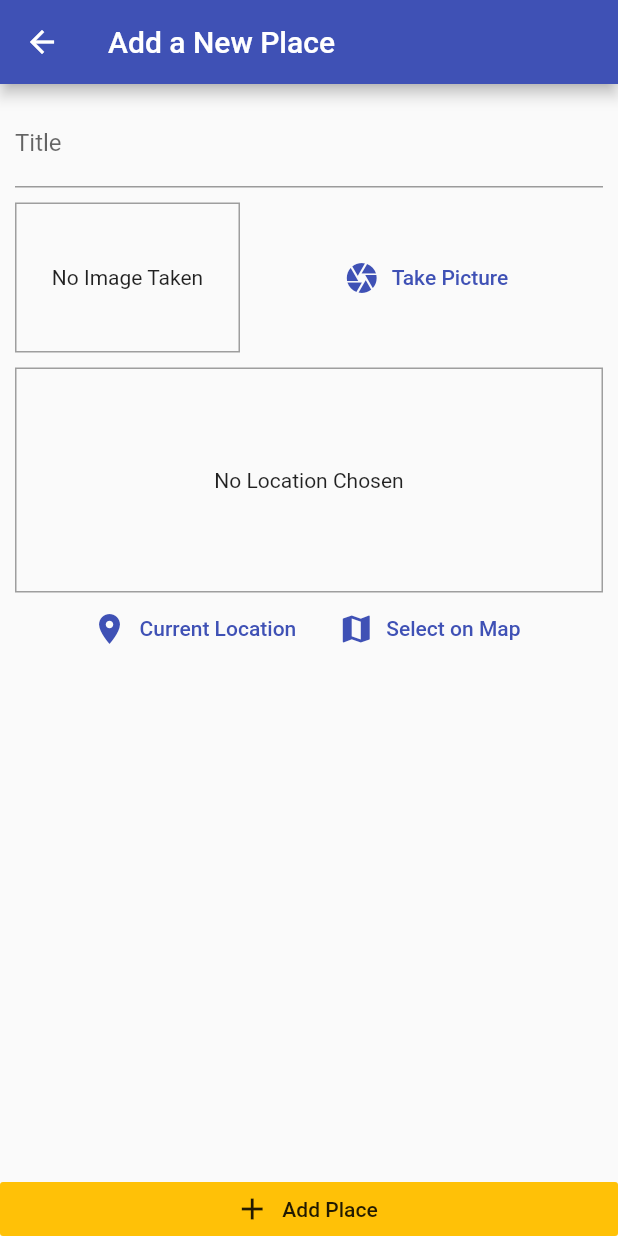
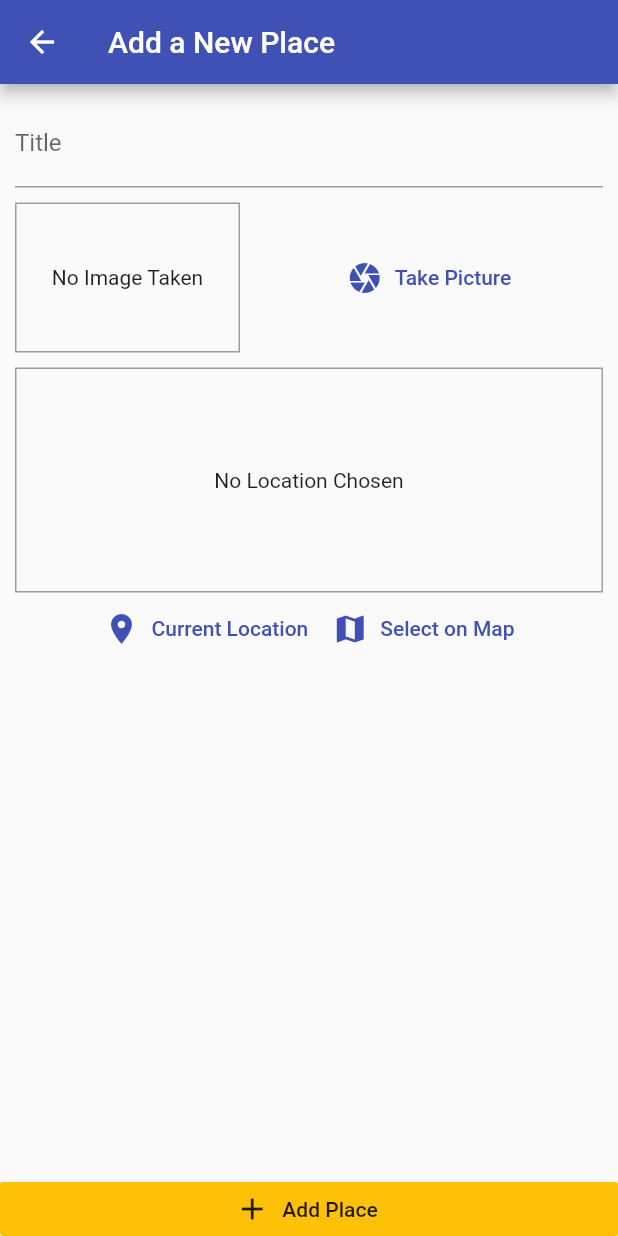
Before and after one commit to longdx304/travel_memories, a Flutter app: the AddPlaceScreen screen opened by its route, on a phone screen of 412 x 824 dp. Run offline on Flutter 3.47's test engine with Material 2 defaults, Android fonts, the phone set to English and light mode, and no system bars; our stand-ins replace image_picker, sqflite; accounts and stored records are empty.

Commit message:
refactor code to use TextButton instead of deprecated FlatButton

```diff
--- a/lib/widgets/image_input.dart
+++ b/lib/widgets/image_input.dart
@@ -61,11 +61,10 @@ class _ImageInputState extends State<ImageInput> {
           width: 10,
         ),
         Expanded(
-          child: FlatButton.icon(
+          child: TextButton.icon(
             onPressed: _getImage,
             icon: Icon(Icons.camera),
             label: Text('Take Picture'),
-            textColor: Theme.of(context).primaryColor,
           ),
         )
       ],
--- a/lib/widgets/location_input.dart
+++ b/lib/widgets/location_input.dart
@@ -25,17 +25,15 @@ class _LocationInputState extends State<LocationInput> {
         Row(
           mainAxisAlignment: MainAxisAlignment.center,
           children: [
-            FlatButton.icon(
+            TextButton.icon(
               onPressed: () {},
               icon: Icon(Icons.location_on),
               label: Text('Current Location'),
-              textColor: Theme.of(context).primaryColor,
             ),
-            FlatButton.icon(
+            TextButton.icon(
               onPressed: () {},
               icon: Icon(Icons.map),
               label: Text('Select on Map'),
-              textColor: Theme.of(context).primaryColor,
             ),
           ],
         ),
```
